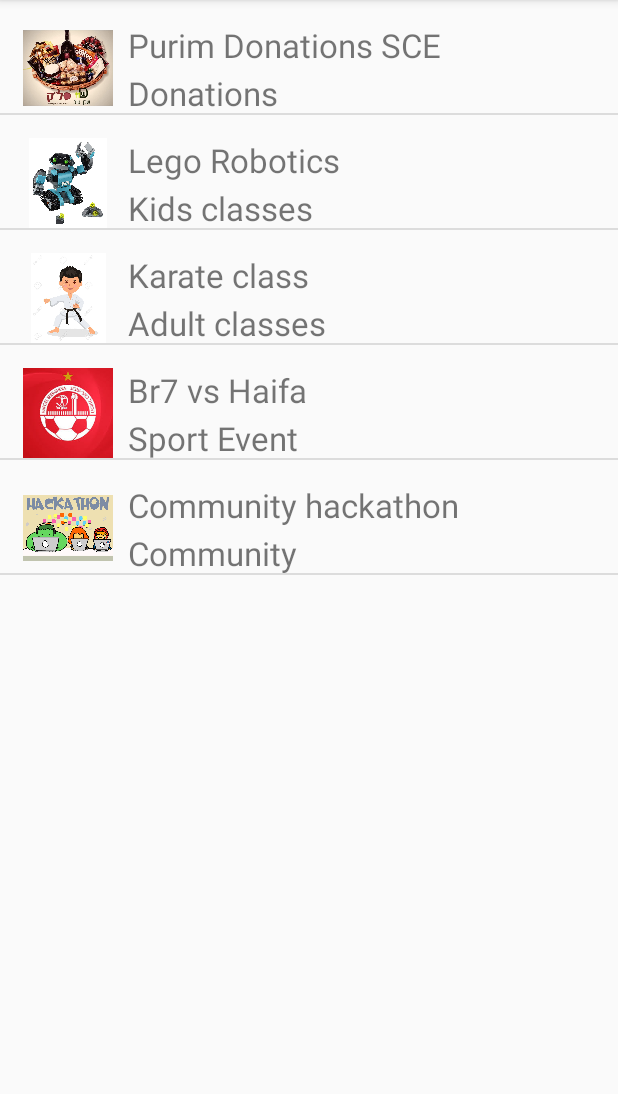
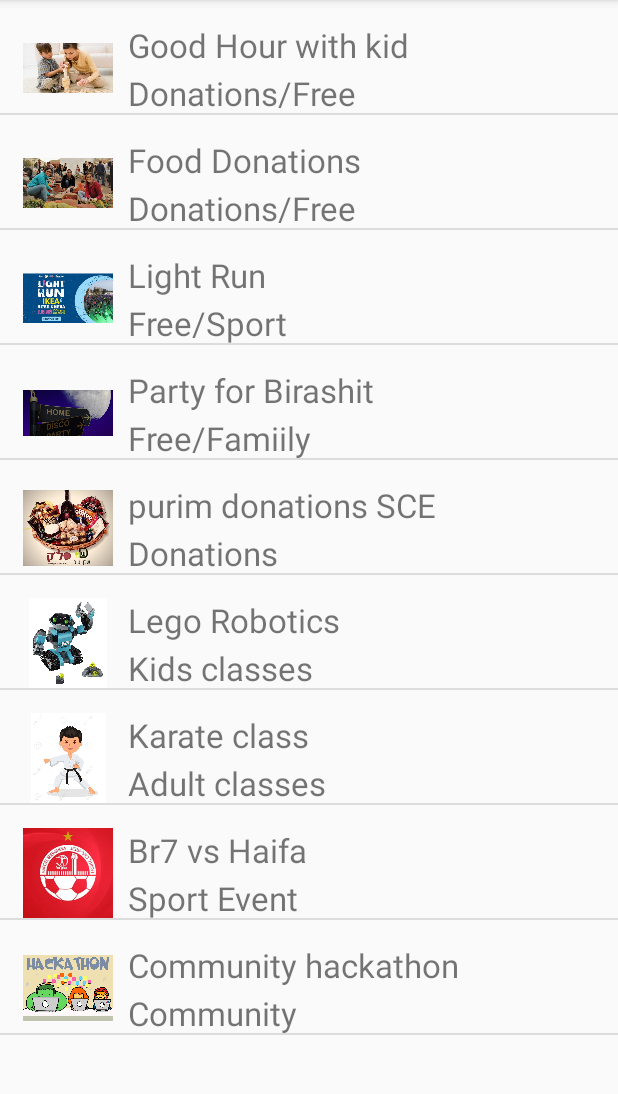
Before and after one commit to majmaha/MaHayom, an Android app: the screen it shows after launch (MainActivity), on a phone screen of 412 x 824 dp, the part 84-1178 px from its top. Run offline under Robolectric (Android 15) with nearby library versions, the phone set to English and light mode, and no system bars.

Commit message:
adding new free events

```diff
--- a/app/src/main/java/com/faya/majd/demo5/MainActivity.java
+++ b/app/src/main/java/com/faya/majd/demo5/MainActivity.java
@@ -14,10 +14,10 @@ import android.widget.TextView;
 import java.util.zip.Inflater;
 
 public class MainActivity extends AppCompatActivity {
-    public static int [] IMAGES = { R.drawable.samievent1, R.drawable.legoclass , R.drawable.karateclass , R.drawable.hapoelbash , R.drawable.hackathon};
-    public static String [] NAMES = { "Purim Donations SCE" , "Lego Robotics", "Karate class", "Br7 vs Haifa" , "Community hackathon "};
-    public static String [] CATEGORY = { "Donations", "Kids classes", "Adult classes" , "Sport Event" , "Community"};
-    public static String [] DATE = { "1-20/3/2019" , "25/3/2019", "25/3/2019" ,"25/3/2019" ,"25/3/2019"};
+    public static int [] IMAGES = { R.drawable.hourwithkid,R.drawable.fooddonations,R.drawable.lightrun,R.drawable.moonparty,R.drawable.samievent1, R.drawable.legoclass , R.drawable.karateclass , R.drawable.hapoelbash , R.drawable.hackathon};
+    public static String [] NAMES = { "Good Hour with kid","Food Donations","Light Run","Party for Birashit","purim donations SCE" , "Lego Robotics", "Karate class", "Br7 vs Haifa" , "Community hackathon "};
+    public static String [] CATEGORY = { "Donations/Free","Donations/Free","Free/Sport","Free/Famiily","Donations", "Kids classes", "Adult classes" , "Sport Event" , "Community"};
+    public static String [] DATE = { "11/4/2019","11/4/2019","21/5/2019","11/4/2019","1-20/3/2019" , "25/3/2019", "25/3/2019" ,"25/3/2019" ,"25/3/2019"};
 
 
     @Override
```
Also changed, not shown: app/src/main/res/drawable/fooddonations.jpg (added), app/src/main/res/drawable/hourwithkid.jpg (added), app/src/main/res/drawable/lightrun.jpg (added), app/src/main/res/drawable/moonparty.jpg (added).
